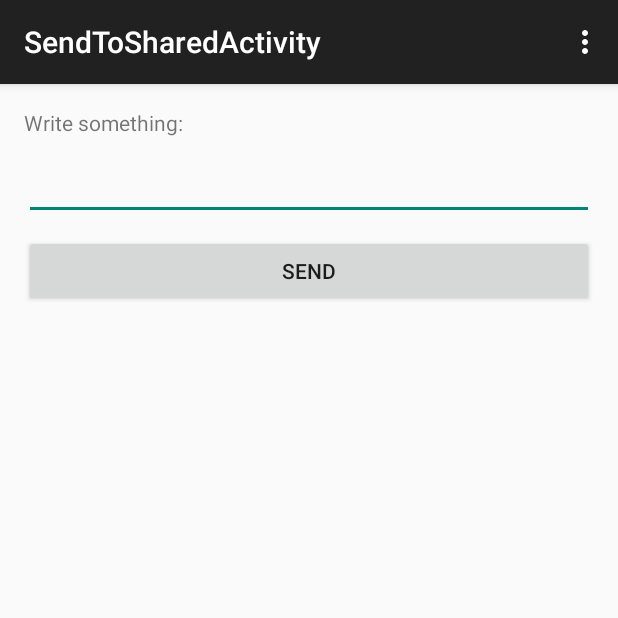
After one commit to igor9052/oa-android-Homework2a, an Android app: the SendActivity screen opened directly, with no data from a screen before it, on a phone screen of 412 x 824 dp, the top half of it. The commit adds this screen. Run offline under Robolectric (Android 15) with nearby library versions, the phone set to English and light mode, and no system bars.

Commit message:
Task 3 was implemented. SendActivity should be used to send data to Homework2b application.

```diff
--- a/app/src/main/AndroidManifest.xml
+++ b/app/src/main/AndroidManifest.xml
@@ -9,7 +9,7 @@
         android:theme="@style/AppTheme" >
         <activity
             android:name=".FirstActivity"
-            android:label="@string/app_name" >
+            android:label="@string/app_name">
             <intent-filter>
                 <action android:name="android.intent.action.MAIN" />
 
@@ -24,6 +24,10 @@
             android:name=".ThirdActivity"
             android:label="@string/title_activity_third" >
         </activity>
+        <activity
+            android:name=".SendActivity"
+            android:label="@string/title_activity_send_to_shared" >
+        </activity>
     </application>
 
 </manifest>
--- /dev/null
+++ b/app/src/main/java/ua/com/igorka/oa/android/homework2/SendActivity.java
@@ -0,0 +1,53 @@
+package ua.com.igorka.oa.android.homework2;
+
+import android.content.ComponentName;
+import android.content.Intent;
+import android.support.v7.app.ActionBarActivity;
+import android.os.Bundle;
+import android.view.Menu;
+import android.view.MenuItem;
+import android.view.View;
+import android.widget.EditText;
+
+
+public class SendActivity extends ActionBarActivity {
+
+    private EditText editText;
+
+    @Override
+    protected void onCreate(Bundle savedInstanceState) {
+        super.onCreate(savedInstanceState);
+        setContentView(R.layout.activity_send);
+        editText = (EditText) findViewById(R.id.edit);
+    }
+
+
+    @Override
+    public boolean onCreateOptionsMenu(Menu menu) {
+        // Inflate the menu; this adds items to the action bar if it is present.
+        getMenuInflater().inflate(R.menu.menu_send_activity, menu);
+        return true;
+    }
+
+    @Override
+    public boolean onOptionsItemSelected(MenuItem item) {
+        // Handle action bar item clicks here. The action bar will
+        // automatically handle clicks on the Home/Up button, so long
+        // as you specify a parent activity in AndroidManifest.xml.
+        int id = item.getItemId();
+
+        //noinspection SimplifiableIfStatement
+        if (id == R.id.action_settings) {
+            return true;
+        }
+
+        return super.onOptionsItemSelected(item);
+    }
+
+    public void onClickSendButton(View view) {
+        Intent intent = new Intent();
+        intent.setComponent(new ComponentName("ua.com.igorka.oa.android.homework2b", "ua.com.igorka.oa.android.homework2b.activity.SharedActivity"));
+        intent.putExtra("STRING_DATA", editText.getText().toString());
+        startActivity(intent);
+    }
+}
--- /dev/null
+++ b/app/src/main/res/layout/activity_send.xml
@@ -0,0 +1,34 @@
+<RelativeLayout xmlns:android="http://schemas.android.com/apk/res/android"
+    xmlns:tools="http://schemas.android.com/tools" android:layout_width="match_parent"
+    android:layout_height="match_parent" android:paddingLeft="@dimen/activity_horizontal_margin"
+    android:paddingRight="@dimen/activity_horizontal_margin"
+    android:paddingTop="@dimen/activity_vertical_margin"
+    android:paddingBottom="@dimen/activity_vertical_margin"
+    tools:context="ua.com.igorka.oa.android.homework2.SendActivity">
+
+    <LinearLayout
+        android:orientation="vertical"
+        android:layout_width="fill_parent"
+        android:layout_height="fill_parent">
+
+        <TextView android:id="@+id/text" android:text="@string/write_something" android:layout_width="wrap_content"
+            android:layout_height="wrap_content" />
+
+        <EditText android:id="@+id/edit"
+            android:layout_width="match_parent"
+            android:layout_height="wrap_content"
+            android:layout_below="@+id/text"
+            android:layout_alignParentLeft="true"
+            android:layout_alignParentStart="true"
+            android:layout_marginTop="10dp" />
+
+        <Button android:id="@+id/sendButton" android:text="@string/send"
+            android:layout_width="match_parent"
+            android:layout_height="wrap_content"
+            android:layout_below="@+id/edit"
+            android:layout_alignParentLeft="true"
+            android:layout_alignParentStart="true"
+            android:layout_marginTop="10dp"
+            android:onClick="onClickSendButton"/>
+    </LinearLayout>
+</RelativeLayout>
--- a/app/src/main/res/menu/menu_first.xml
+++ b/app/src/main/res/menu/menu_first.xml
@@ -7,7 +7,10 @@
     <item android:id="@+id/third_activity" android:title="@string/title_activity_third"
         android:orderInCategory="300"/>
 
-    <item android:id="@+id/change_title" android:title="@string/change_title"
+    <item android:id="@+id/change_text" android:title="@string/change_text"
+        android:orderInCategory="400"/>
+
+    <item android:id="@+id/send_activity" android:title="@string/open_send_activity"
         android:orderInCategory="400"/>
 
 </menu>
--- /dev/null
+++ b/app/src/main/res/menu/menu_send_activity.xml
@@ -0,0 +1,7 @@
+<menu xmlns:android="http://schemas.android.com/apk/res/android"
+    xmlns:app="http://schemas.android.com/apk/res-auto"
+    xmlns:tools="http://schemas.android.com/tools"
+    tools:context="ua.com.igorka.oa.android.homework2.SendActivity">
+    <item android:id="@+id/action_settings" android:title="@string/action_settings"
+        android:orderInCategory="100" app:showAsAction="never" />
+</menu>
--- a/app/src/main/res/values/strings.xml
+++ b/app/src/main/res/values/strings.xml
@@ -7,6 +7,10 @@
     <string name="title_activity_second">Second Activity</string>
     <string name="title_activity_third">Third Activity</string>
     <string name="exit">Exit</string>
-    <string name="change_title">Change title</string>
+    <string name="change_text">Change text</string>
+    <string name="title_activity_send_to_shared">SendToSharedActivity</string>
+    <string name="send">Send</string>
+    <string name="write_something">Write something:</string>
+    <string name="open_send_activity">Open send activity</string>
 
 </resources>
```
Also changed, not shown: app/src/main/java/ua/com/igorka/oa/android/homework2/FirstActivity.java (+12 -11 lines).
